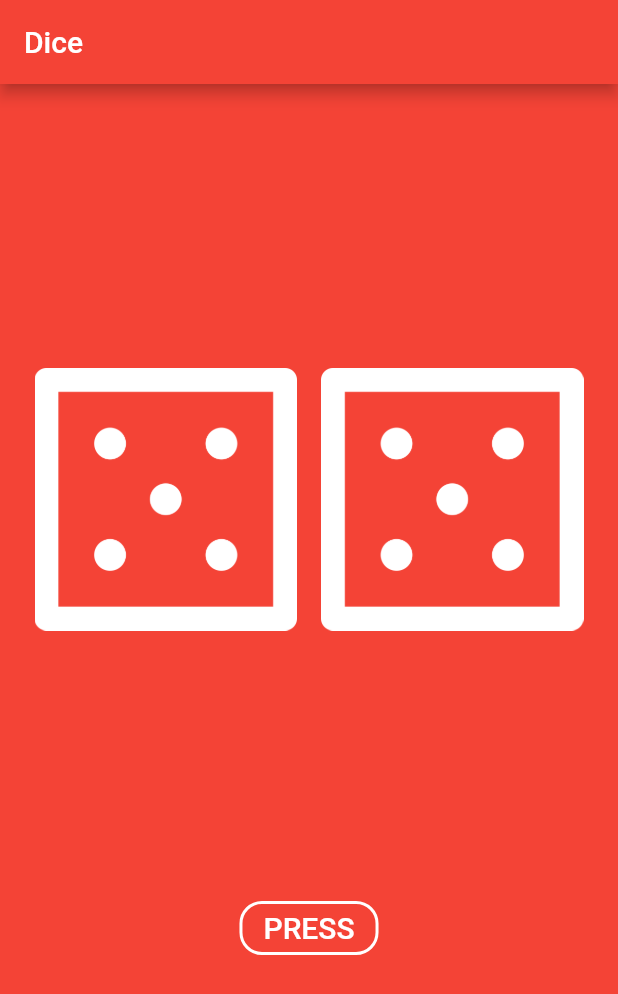
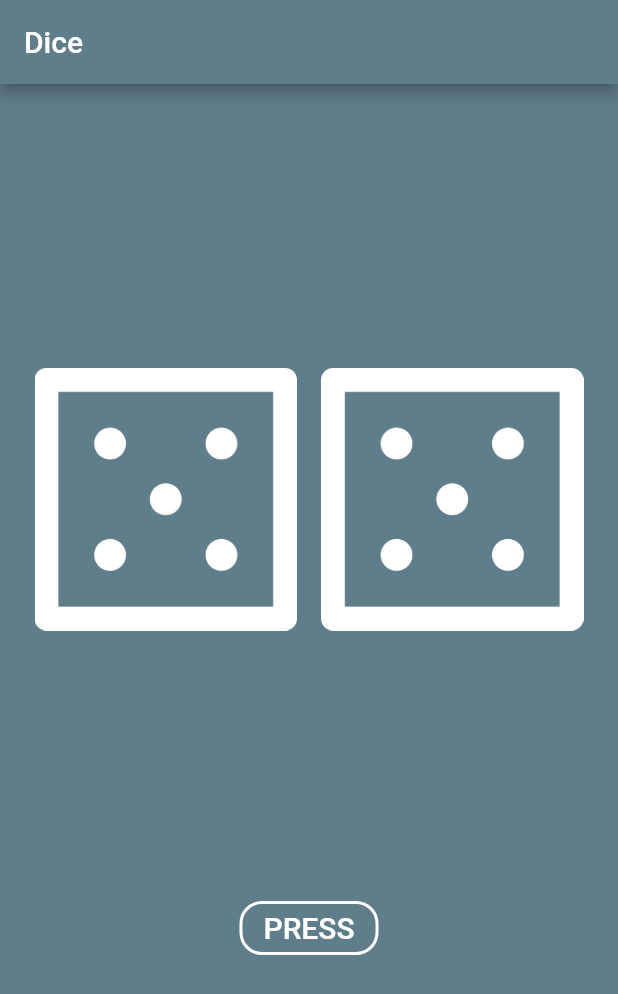
Before and after one commit to Siddharth-rajput2201/Dice_App, a Flutter app: the screen it shows after launch, after a tap on "PRESS", on a phone screen of 412 x 824 dp. Shown: the top 994 px of the screen. Run offline on Flutter 3.47's test engine with Material 2 defaults, Android fonts, the phone set to English and light mode, and no system bars.

```diff
--- a/lib/main.dart
+++ b/lib/main.dart
@@ -7,14 +7,15 @@ void main() {
   runApp(MaterialApp(
       debugShowCheckedModeBanner: false,
       home: Scaffold(
-        backgroundColor: Colors.red,
+        backgroundColor: Colors.blueGrey,
         appBar: AppBar(
-          backgroundColor: Colors.red,
+          backgroundColor: Colors.blueGrey,
           title: Text('Dice'),
         ),
         body: DiceApp(),
       )));
 }
+
 
 class DiceApp extends StatefulWidget {
 
@@ -22,9 +23,26 @@ class DiceApp extends StatefulWidget {
   _DiceAppState createState() => _DiceAppState();
 }
 
-class _DiceAppState extends State<DiceApp> {
+class _DiceAppState extends State<DiceApp> with TickerProviderStateMixin{
+
   int leftdicenumber = 3;
   int rightdicenumber = 3;
+  AnimationController _anglecontroller;
+  var _angle = 0.0;
+
+
+
+  @override
+  void initState() {
+    super.initState();
+    _anglecontroller = AnimationController(vsync: this,duration: Duration(milliseconds: 250));
+    _anglecontroller.addListener(() {
+      setState(() {
+        _angle = _anglecontroller.value *  45/360 * 2 * pi * 4;
+      });
+    });
+  }
+
 
   @override
   Widget build(BuildContext context) {
@@ -41,13 +59,13 @@ class _DiceAppState extends State<DiceApp> {
                 Expanded(
                   child: Padding(
                     padding: const EdgeInsets.all(8.0),
-                    child: Image.asset("assets/images/dice$leftdicenumber.png"),
+                    child: Transform.rotate(angle: _angle ,child: Image.asset("assets/images/dice$leftdicenumber.png")),
                   ),
                 ),
                 Expanded(
                   child: Padding(
                     padding: const EdgeInsets.all(8.0),
-                    child: Image.asset("assets/images/dice$rightdicenumber.png"),
+                    child: Transform.rotate(angle: _angle ,child: Image.asset("assets/images/dice$rightdicenumber.png")),
                   ),
                 ),
               ],
@@ -57,6 +75,7 @@ class _DiceAppState extends State<DiceApp> {
             setState(() {
               leftdicenumber = Random().nextInt(6)+1;
               rightdicenumber = Random().nextInt(6)+1;
+              _rotatedice();
             });
           } , child:  Text("PRESS",style: TextStyle(fontSize: 20),),
             borderSide: BorderSide(color: Colors.white,width: 2),
@@ -67,4 +86,15 @@ class _DiceAppState extends State<DiceApp> {
       ),
     );
   }
+
+  void _rotatedice() {
+      if(_anglecontroller.status == AnimationStatus.completed)
+      {
+        _anglecontroller.reverse();
+      }
+      else if (_anglecontroller.status == AnimationStatus.dismissed)
+      {
+        _anglecontroller.forward();
+      }
+  }
 }
```
